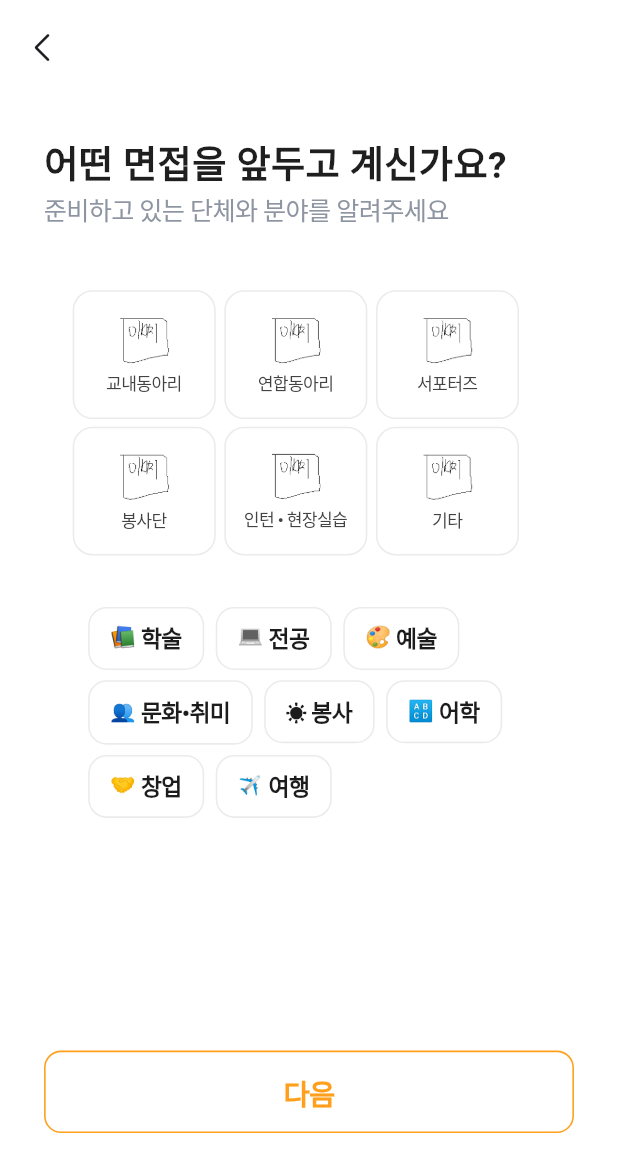
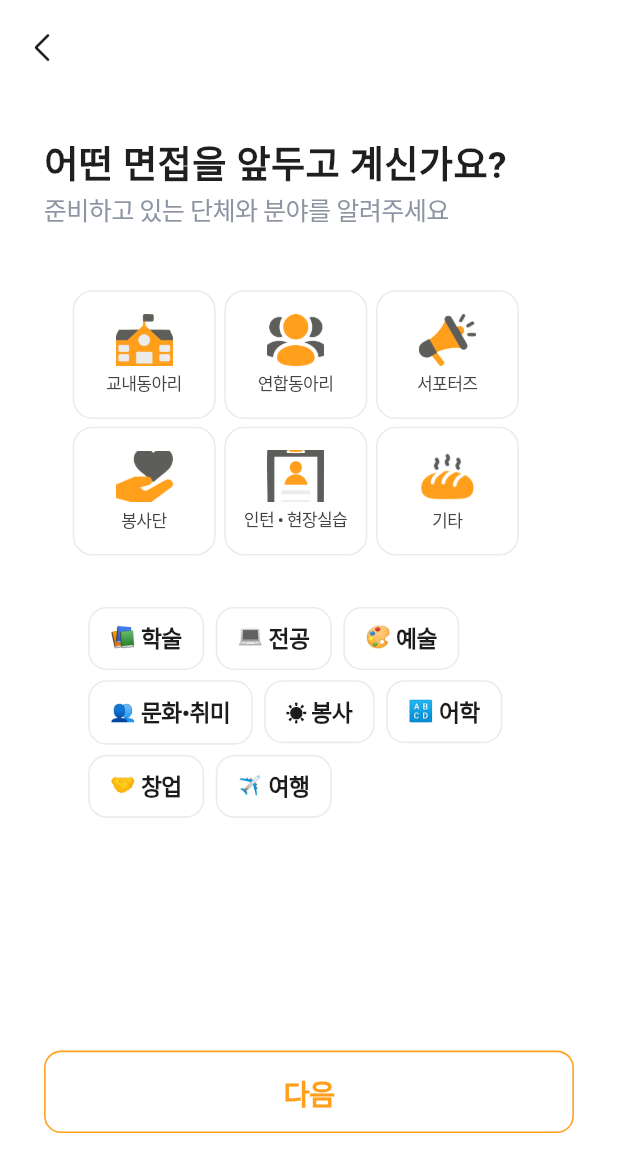
Before and after one commit to qixiangme/passtry-MVVM-refactoring, a Flutter app: the StudyMakeGroup screen opened directly, on a phone screen of 412 x 824 dp. Shown: the top 1172 px of the screen. Run offline on Flutter 3.47's test engine with Material 3 defaults, Android fonts, the phone set to English and light mode, and no system bars; our stand-ins replace flutter_screenutil, image_picker, shared_preferences; accounts and stored records are empty; Roboto replaces fonts that are missing (Wanted Sans).

Commit message:
아이콘 수정

```diff
--- a/lib/features/study/ui/make_group/study_make_group_level_screen.dart
+++ b/lib/features/study/ui/make_group/study_make_group_level_screen.dart
@@ -454,8 +454,8 @@ class _InclusionOptionsState extends State<InclusionOptions> {
   String? selectedText;
 
   final List<InclusionOptionInfo> items = [
-    InclusionOptionInfo(text: '포함합니다', assetPath: 'assets/images/box.png'),
-    InclusionOptionInfo(text: '포함하지 않습니다', assetPath: 'assets/images/box.png'),
+    InclusionOptionInfo(text: '포함합니다', assetPath: 'assets/icons/circle.png'),
+    InclusionOptionInfo(text: '포함하지 않습니다', assetPath: 'assets/icons/X.png'),
 
   ];
 
--- a/lib/features/study/ui/make_group/study_make_group_screen.dart
+++ b/lib/features/study/ui/make_group/study_make_group_screen.dart
@@ -255,12 +255,12 @@ class _CategoryItemsState extends State<CategoryItems> {
   String? selectedText;
 
   final List<CategoryInfo> items = [
-    CategoryInfo(text: '교내동아리', assetPath: 'assets/images/box.png'),
-    CategoryInfo(text: '연합동아리', assetPath: 'assets/images/box.png'),
-    CategoryInfo(text: '서포터즈', assetPath: 'assets/images/box.png'),
-    CategoryInfo(text: '봉사단', assetPath: 'assets/images/box.png'),
-    CategoryInfo(text: '인턴 • 현장실습', assetPath: 'assets/images/box.png'),
-    CategoryInfo(text: '기타', assetPath: 'assets/images/box.png'),
+    CategoryInfo(text: '교내동아리', assetPath: 'assets/icons/university.png'),
+    CategoryInfo(text: '연합동아리', assetPath: 'assets/icons/union_club.png'),
+    CategoryInfo(text: '서포터즈', assetPath: 'assets/icons/loud_speaker.png'),
+    CategoryInfo(text: '봉사단', assetPath: 'assets/icons/volunteer_group.png'),
+    CategoryInfo(text: '인턴 • 현장실습', assetPath: 'assets/icons/field_training.png'),
+    CategoryInfo(text: '기타', assetPath: 'assets/icons/baked_bread.png'),
   ];
 
   void handleItemSelected(String text) {
```
Also changed, not shown: assets/icons/X.png (added), assets/icons/baguette.png (added), assets/icons/baked_bread.png (added), assets/icons/circle.png (renamed from assets/images/circle.png), assets/icons/croissant.png (added), assets/icons/field_training.png (added), assets/icons/kneading.png (added), assets/icons/loud_speaker.png (added), assets/icons/union_club.png (added), assets/icons/university.png (added), assets/icons/volunteer_group.png (added), assets/icons/white_bread.png (added).
